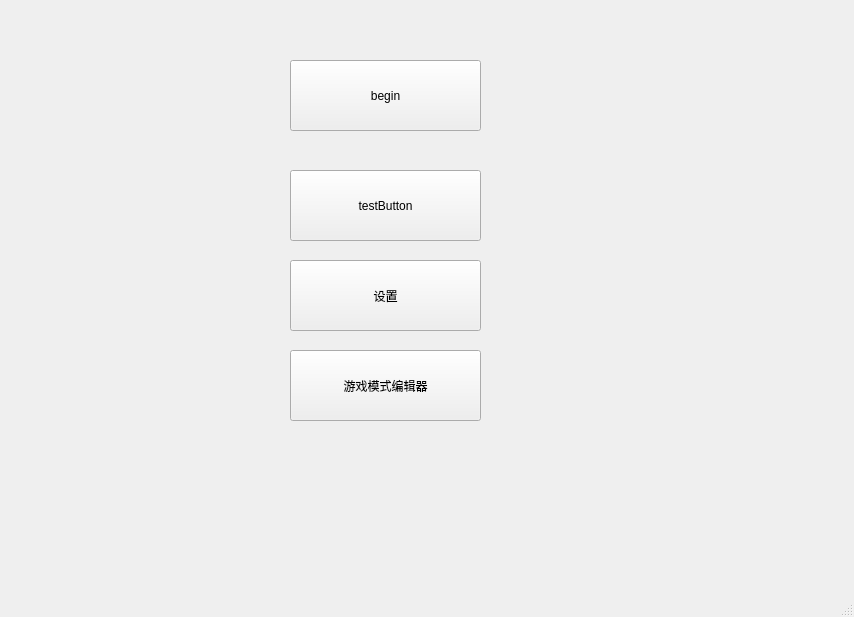
First picture: the form in windows/mainwindow.ui, repository hhhxiao/ATetris, before the edit.
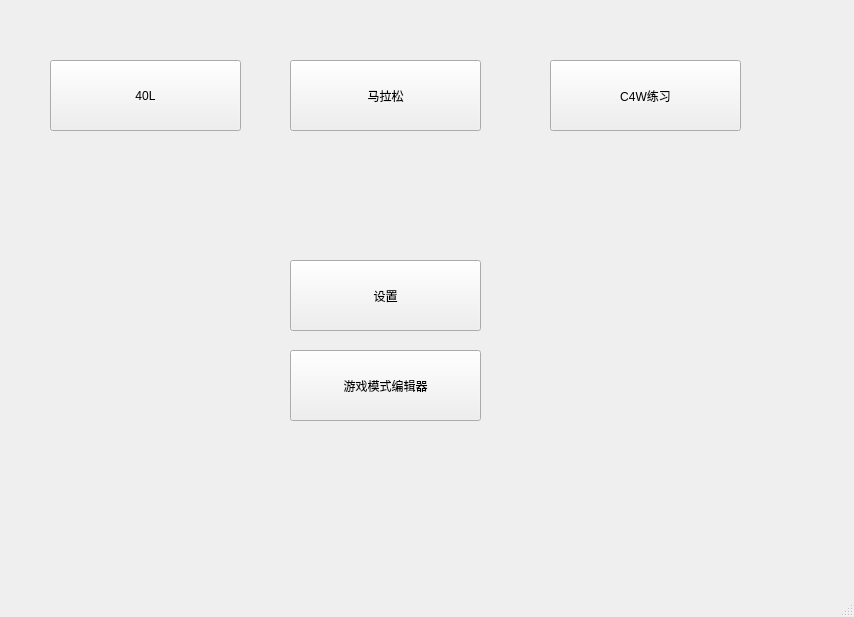
Second picture: the form after the edit.

```diff
--- a/windows/mainwindow.ui
+++ b/windows/mainwindow.ui
@@ -17,27 +17,14 @@
    <widget class="QPushButton" name="beginGame">
     <property name="geometry">
      <rect>
-      <x>290</x>
+      <x>50</x>
       <y>60</y>
       <width>191</width>
       <height>71</height>
      </rect>
     </property>
     <property name="text">
-     <string>begin</string>
-    </property>
-   </widget>
-   <widget class="QPushButton" name="test">
-    <property name="geometry">
-     <rect>
-      <x>290</x>
-      <y>170</y>
-      <width>191</width>
-      <height>71</height>
-     </rect>
-    </property>
-    <property name="text">
-     <string>testButton</string>
+     <string>40L</string>
     </property>
    </widget>
    <widget class="QPushButton" name="settingButton">
@@ -66,6 +53,32 @@
      <string>游戏模式编辑器</string>
     </property>
    </widget>
+   <widget class="QPushButton" name="maraBtn">
+    <property name="geometry">
+     <rect>
+      <x>290</x>
+      <y>60</y>
+      <width>191</width>
+      <height>71</height>
+     </rect>
+    </property>
+    <property name="text">
+     <string>马拉松</string>
+    </property>
+   </widget>
+   <widget class="QPushButton" name="c4wBtn">
+    <property name="geometry">
+     <rect>
+      <x>550</x>
+      <y>60</y>
+      <width>191</width>
+      <height>71</height>
+     </rect>
+    </property>
+    <property name="text">
+     <string>C4W练习</string>
+    </property>
+   </widget>
   </widget>
   <widget class="QMenuBar" name="menubar">
    <property name="geometry">
```
Left out of the diff: 2 changed lines with no effect on the pictures.
